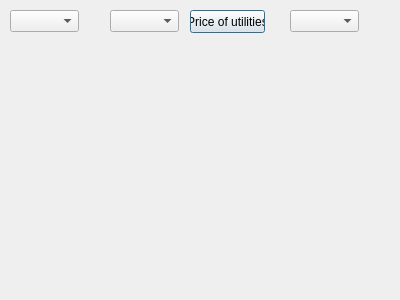
This is dialog.ui in Ajamle/energy-saving-calculator as Qt 5 draws it before an edit. The edited form follows.
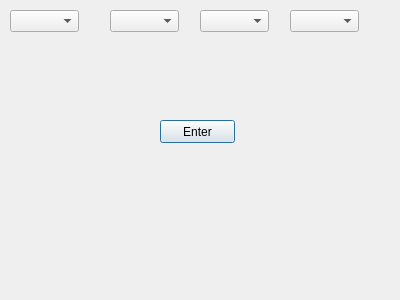
This is the edited form.

Commit message: changes as of 01 May

Patch:
```diff
--- a/dialog.ui
+++ b/dialog.ui
@@ -46,14 +46,24 @@
   <widget class="QPushButton" name="pushButton">
    <property name="geometry">
     <rect>
-     <x>190</x>
-     <y>10</y>
+     <x>160</x>
+     <y>120</y>
      <width>75</width>
      <height>23</height>
     </rect>
    </property>
    <property name="text">
-    <string>Price of utilities</string>
+    <string>Enter</string>
+   </property>
+  </widget>
+  <widget class="QComboBox" name="comboBox_3">
+   <property name="geometry">
+    <rect>
+     <x>200</x>
+     <y>10</y>
+     <width>69</width>
+     <height>22</height>
+    </rect>
    </property>
   </widget>
  </widget>
```
The commit also changes 2 other files.
